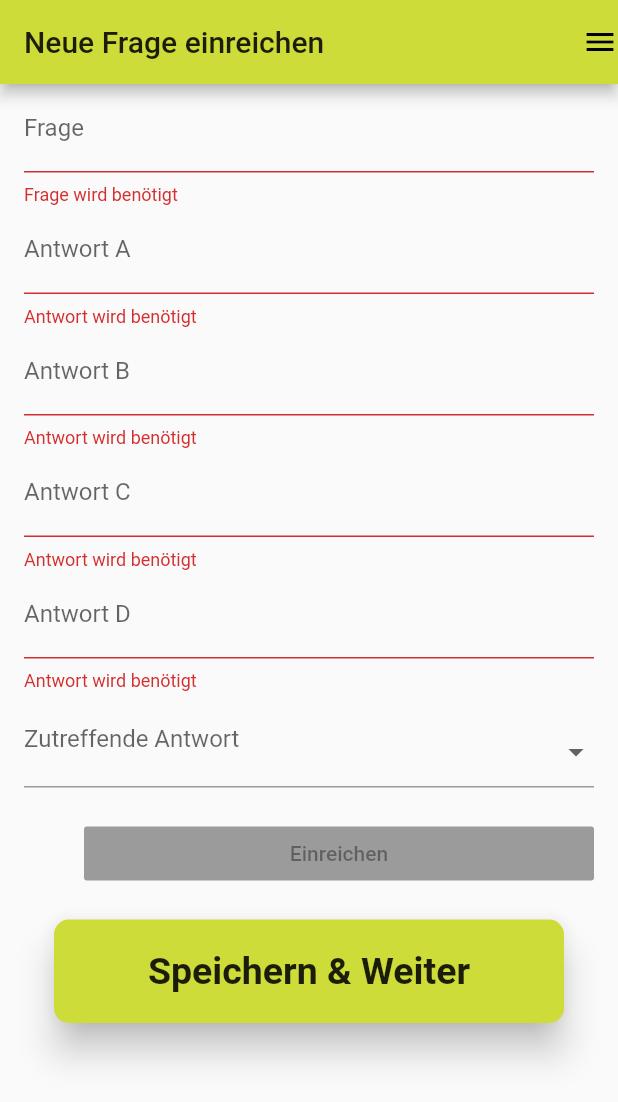
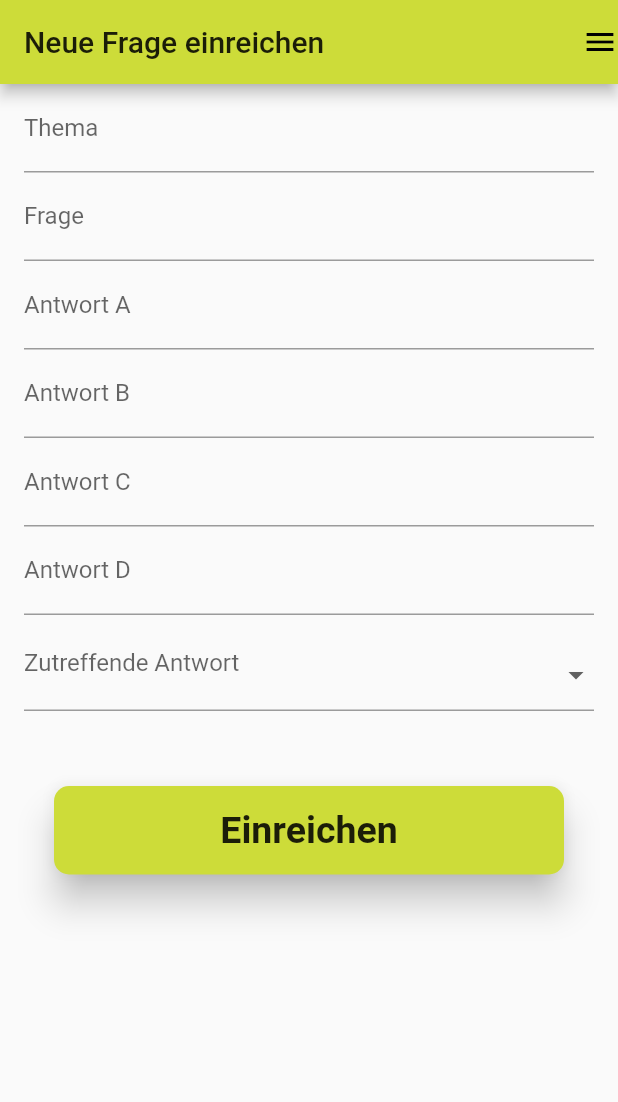
Before and after one commit to Feeelix92/flutter_lernquiz_app, a Flutter app: the NeueFragenFormScreen screen opened directly, on a phone screen of 412 x 824 dp. Shown: the top 1102 px of the screen. Run offline on Flutter 3.47's test engine with Material 2 defaults, Android fonts, the phone set to English and light mode, and no system bars; generated files the repository leaves out were written again.

Commit message:
Frage einreichen erweitert und bugs gefixt

```diff
--- a/lib/main.dart
+++ b/lib/main.dart
@@ -1,7 +1,7 @@
 import 'package:flutter/material.dart';
 import 'package:flutter_lernquiz_app/screens/home_screen.dart';
 import 'package:flutter_lernquiz_app/screens/loading_screen.dart';
-import 'package:flutter_lernquiz_app/screens/neue_fragen_screen.dart';
+import 'package:flutter_lernquiz_app/screens/neue_fragen_form_screen.dart';
 import 'package:flutter_lernquiz_app/screens/thema_waehlen_screen.dart';
 import 'package:flutter_lernquiz_app/screens/themen_screen.dart';
 
@@ -30,7 +30,7 @@ class _MyBottomNavigationBarState extends State<MyBottomNavigationBar> {
 
   int _currentIndex = 1;
   final List<Widget> _children = [
-    ThemaWaehlenScreen(),
+    NeueFragenFormScreen(),
     HomeScreen(),
     ThemenScreen(),
   ];
--- a/lib/model/neueFragen.dart
+++ b/lib/model/neueFragen.dart
@@ -1,6 +1,7 @@
 
 
 class Fragen {
+  String thema;
   String frage;
   String antwortA = '';
   String antwortB = '';
--- a/lib/screens/neue_fragen_form_screen.dart
+++ b/lib/screens/neue_fragen_form_screen.dart
@@ -1,8 +1,11 @@
+//https://codingwithjoe.com/building-forms-with-flutter/
+
 import 'package:flutter/cupertino.dart';
 import 'package:flutter/material.dart';
+import 'package:flutter/services.dart';
 import 'package:flutter_lernquiz_app/main.dart';
+import 'package:flutter_lernquiz_app/model/fragenService.dart';
 import 'package:flutter_lernquiz_app/model/neueFragen.dart';
-//import 'package:flutter_lernquiz_app/lib/model/neueFragen.dart'; //funktoniert leider noch nicht
 
 Fragen newFragen = new Fragen();
 
@@ -12,8 +15,36 @@ class NeueFragenFormScreen extends StatefulWidget {
 }
 
 class _NeueFragenFormScreenState extends State<NeueFragenFormScreen> {
-  //@override
+  void showMessage(String message, [MaterialColor color = Colors.red]) {
+    _scaffoldKey.currentState.showSnackBar(
+        new SnackBar(backgroundColor: color, content: new Text(message)));
+  }
 
+  void _submitForm() {
+    final FormState form = _formKey.currentState;
+
+    if (!form.validate()) {
+      showMessage('Form ist nicht gültig! Bitte überarbeiten.');
+    } else {
+      form.save(); //This invokes each onSaved event
+
+      print('Form Speicherung abgerufen, newFragen ist nun aktuell...');
+      print('Thema: ${newFragen.thema}');
+      print('Frage: ${newFragen.frage}');
+      print('Antwort A: ${newFragen.antwortA}');
+      print('Antwort B: ${newFragen.antwortB}');
+      print('Antwort C: ${newFragen.antwortC}');
+      print('Antwort D: ${newFragen.antwortD}');
+      print('Zutreffende Antwort: ${newFragen.richtigeAntwort}');
+      print('========================================');
+      print('Ins Backend einreichen...');
+      var fragenService = new FragenService();
+      fragenService.createContact(newFragen).then((value) => showMessage(
+          'Neue Frage erstellt für: "${value.frage}"!', Colors.lightGreen));
+    }
+  }
+
+  final GlobalKey<ScaffoldState> _scaffoldKey = new GlobalKey<ScaffoldState>();
   final GlobalKey<FormState> _formKey = new GlobalKey<FormState>();
   List<String> _rAntworten = <String>['', 'A', 'B', 'C', 'D'];
   String _rAntwort = '';
@@ -21,6 +52,7 @@ class _NeueFragenFormScreenState extends State<NeueFragenFormScreen> {
   @override
   Widget build(BuildContext context) {
     return Scaffold(
+      key: _scaffoldKey,
       appBar: AppBar(
         title: Text("Neue Frage einreichen"),
         actions: <Widget>[
@@ -32,54 +64,67 @@ class _NeueFragenFormScreenState extends State<NeueFragenFormScreen> {
         bottom: false,
         child: new Form(
           key: _formKey,
-          autovalidate: true,
-          child: new ListView(
+          autovalidate: false,
+          child: ListView(
             padding: const EdgeInsets.symmetric(horizontal: 16.0),
             children: <Widget>[
-              new TextFormField(
+              TextFormField(
+                decoration: const InputDecoration(
+                  hintText: 'Geben Sie hier das Thema der Frage ein',
+                  labelText: 'Thema',
+                ),
+                inputFormatters: [LengthLimitingTextInputFormatter(50)],
+                validator: (val) => val.isEmpty ? 'Thema wird benötigt' : null,
+                onSaved: (val) => newFragen.thema = val,
+              ),
+              TextFormField(
                 decoration: const InputDecoration(
                   hintText: 'Geben Sie hier Ihre neue Frage ein',
                   labelText: 'Frage',
                 ),
-//                  inputFormatters: [new LengthLimitingTextInputFormatter(50)], //funktioniert noch nicht
+                inputFormatters: [LengthLimitingTextInputFormatter(50)],
                 validator: (val) => val.isEmpty ? 'Frage wird benötigt' : null,
-//                onSaved: (val) => Fragen.frage = val,
+                onSaved: (val) => newFragen.frage = val,
               ),
-              new TextFormField(
+               TextFormField(
                 decoration: const InputDecoration(
                   hintText: 'Geben Sie hier Ihre erste Antwortmöglichkeit ein',
                   labelText: 'Antwort A',
                 ),
+                inputFormatters: [LengthLimitingTextInputFormatter(50)],
                 validator: (val) =>
                     val.isEmpty ? 'Antwort wird benötigt' : null,
-//                    onSaved: (val) => Fragen.antwortA = val,
+                onSaved: (val) => newFragen.antwortA = val,
               ),
-              new TextFormField(
+               TextFormField(
                 decoration: const InputDecoration(
                   hintText: 'Geben Sie hier Ihre zweite Antwortmöglichkeit ein',
                   labelText: 'Antwort B',
                 ),
+                inputFormatters: [LengthLimitingTextInputFormatter(50)],
                 validator: (val) =>
                     val.isEmpty ? 'Antwort wird benötigt' : null,
-//                    onSaved: (val) => Fragen.antwortB = val,
+                onSaved: (val) => newFragen.antwortB = val,
               ),
               new TextFormField(
                 decoration: const InputDecoration(
                   hintText: 'Geben Sie hier Ihre dritte Antwortmöglichkeit ein',
                   labelText: 'Antwort C',
                 ),
+                inputFormatters: [LengthLimitingTextInputFormatter(50)],
                 validator: (val) =>
                     val.isEmpty ? 'Antwort wird benötigt' : null,
-//                    onSaved: (val) => Fragen.antwortC = val,
+                onSaved: (val) => newFragen.antwortC = val,
               ),
               new TextFormField(
                 decoration: const InputDecoration(
                   hintText: 'Geben Sie hier Ihre vierte Antwortmöglichkeit ein',
                   labelText: 'Antwort D',
                 ),
+                inputFormatters: [LengthLimitingTextInputFormatter(50)],
                 validator: (val) =>
                     val.isEmpty ? 'Antwort wird benötigt' : null,
-//                    onSaved: (val) => Fragen.antwortD = val,
+                onSaved: (val) => newFragen.antwortD = val,
               ),
               new FormField(
                 builder: (FormFieldState state) {
@@ -94,8 +139,7 @@ class _NeueFragenFormScreenState extends State<NeueFragenFormScreen> {
                         isDense: true,
                         onChanged: (String newValue) {
                           setState(() {
-                            newFragen.richtigeAntwort =
-                                newValue; //https://codingwithjoe.com/building-forms-with-flutter/  ab Punkt "Submitting the Form"
+                            newFragen.richtigeAntwort = newValue;
                             _rAntwort = newValue;
                             state.didChange(newValue);
                           });
@@ -116,17 +160,38 @@ class _NeueFragenFormScreenState extends State<NeueFragenFormScreen> {
                       : 'Bitte wählen Sie die zutreffende Antwort';
                 },
               ),
-              new Container(
-                padding: const EdgeInsets.only(left: 40.0, top: 20.0),
-                child: new RaisedButton(
-                  child: const Text('Einreichen'),
-                  onPressed: null,
-                ),
-              ),
-              startButton(context, "Speichern & Weiter", Colors.lime),
+              buildSubmit(),
+//              startButton(context, "zurück zu home", Colors.lime),//vorläufig zurück zu home -- andere Lösung finden
             ],
           ),
         ),
+      ),
+    );
+  }
+
+  Container buildSubmit() {
+    return Container(
+      padding: const EdgeInsets.symmetric(
+        vertical: 50.0,
+        horizontal: 20.0,
+      ),
+      child: RaisedButton(
+        shape: RoundedRectangleBorder(
+          borderRadius: BorderRadius.circular(10.0),
+        ),
+        color: Colors.lime,
+        elevation: 10.0,
+        child: Padding(
+          padding: const EdgeInsets.all(15.0),
+          child: const Text(
+            'Einreichen',
+            style: TextStyle(
+              fontSize: 25.0,
+              fontWeight: FontWeight.w600,
+            ),
+          ),
+        ),
+        onPressed: _submitForm,
       ),
     );
   }
```
Also changed, not shown: lib/model/fragenService.dart (added, +50 -0 lines), lib/screens/neue_fragen_screen.dart (+73 -44 lines).
